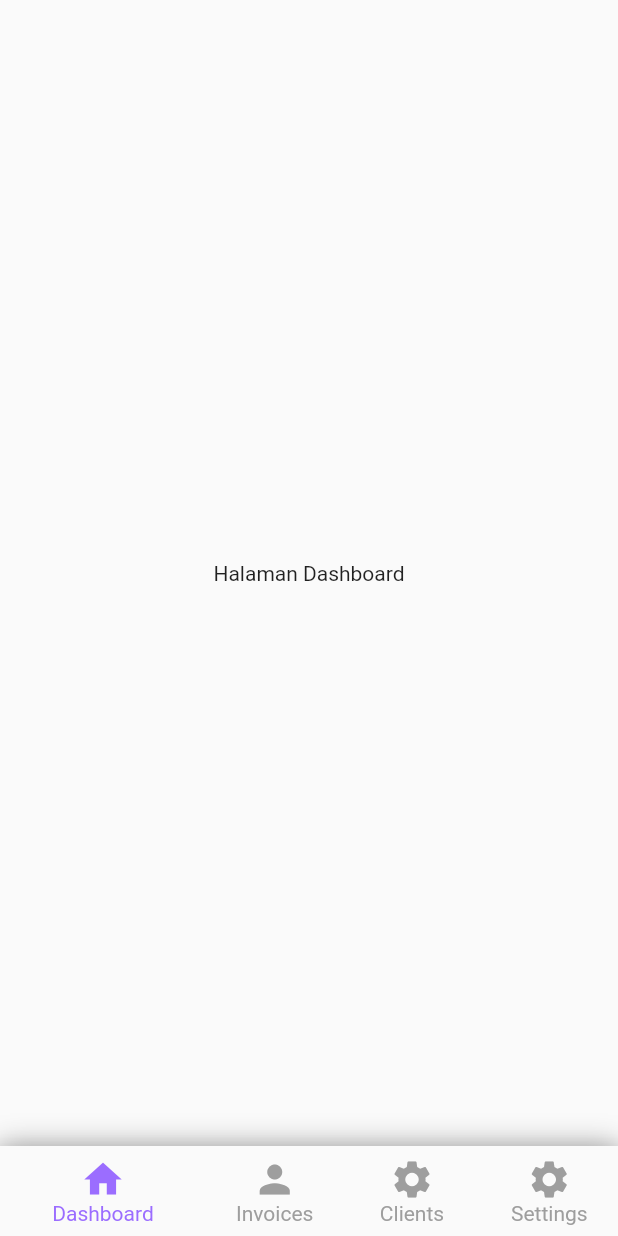
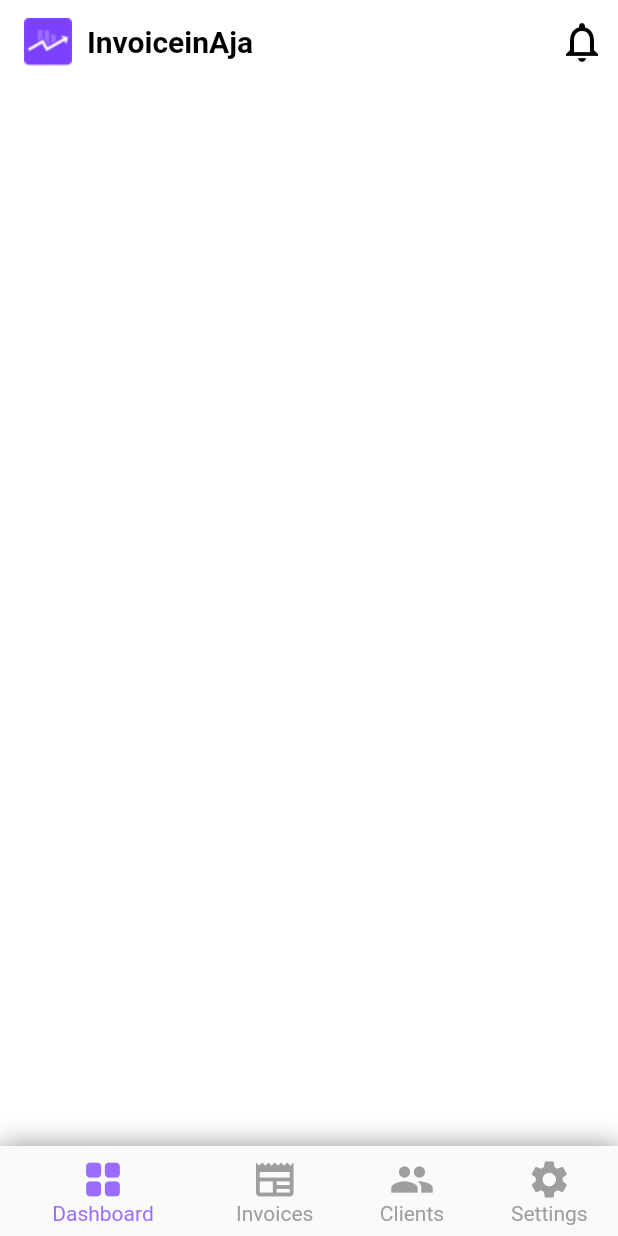
Before and after one commit to Capstone-Project-Alta-KM2/invoiceinaja-frontend-flutter, a Flutter app: the HomepageScreen screen opened directly, on a phone screen of 412 x 824 dp. Run offline on Flutter 3.47's test engine with Material 2 defaults, Android fonts, the phone set to English and light mode, and no system bars.

Commit message:
update halaman

```diff
--- a/invoiceinaja/lib/screen/dashboard/dashboard_screen.dart
+++ b/invoiceinaja/lib/screen/dashboard/dashboard_screen.dart
@@ -1,13 +1,61 @@
 import 'package:flutter/material.dart';
+import 'package:flutter/services.dart';
 
 class DashboardScreen extends StatelessWidget {
   const DashboardScreen({Key? key}) : super(key: key);
 
   @override
   Widget build(BuildContext context) {
-    return const Scaffold(
-      body: Center(
-        child: Text('Halaman Dashboard'),
+    return Scaffold(
+      backgroundColor: Colors.white,
+      appBar: AppBar(
+        backgroundColor: Colors.white,
+        elevation: 0,
+        systemOverlayStyle: const SystemUiOverlayStyle(
+          statusBarColor: Colors.white,
+          statusBarIconBrightness: Brightness.dark,
+        ),
+        centerTitle: false,
+        leadingWidth: 0,
+        title: Row(
+          mainAxisAlignment: MainAxisAlignment.start,
+          children: [
+            Container(
+              width: 32,
+              height: 32,
+              margin: EdgeInsets.only(right: 10),
+              decoration: const BoxDecoration(
+                image: DecorationImage(
+                  image: AssetImage(
+                    'assets/images/logo-invoiceinaja.png',
+                  ),
+                ),
+              ),
+            ),
+            const Text(
+              'InvoiceinAja',
+              style: TextStyle(
+                color: Colors.black,
+                fontWeight: FontWeight.bold,
+              ),
+            ),
+          ],
+        ),
+        actions: [
+          IconButton(
+            onPressed: () {},
+            icon: const Icon(
+              Icons.notifications_outlined,
+              color: Colors.black,
+              size: 32,
+            ),
+          ),
+        ],
+      ),
+      body: SafeArea(
+        child: ListView(
+          children: const [],
+        ),
       ),
     );
   }
--- a/invoiceinaja/lib/screen/homepage/homepage_screen.dart
+++ b/invoiceinaja/lib/screen/homepage/homepage_screen.dart
@@ -1,5 +1,4 @@
 import 'package:flutter/material.dart';
-import 'package:flutter/services.dart';
 import 'package:invoiceinaja/screen/clients/clients_screen.dart';
 import 'package:invoiceinaja/screen/dashboard/dashboard_screen.dart';
 import 'package:invoiceinaja/screen/invoices/invoices_screen.dart';
@@ -58,15 +57,15 @@ class _HomepageScreenState extends State<HomepageScreen> {
           },
           items: const [
             BottomNavigationBarItem(
-              icon: Icon(Icons.home),
+              icon: Icon(Icons.grid_view_rounded),
               label: "Dashboard",
             ),
             BottomNavigationBarItem(
-              icon: Icon(Icons.person),
+              icon: Icon(Icons.newspaper),
               label: "Invoices",
             ),
             BottomNavigationBarItem(
-              icon: Icon(Icons.settings),
+              icon: Icon(Icons.people),
               label: "Clients",
             ),
             BottomNavigationBarItem(
--- a/invoiceinaja/pubspec.yaml
+++ b/invoiceinaja/pubspec.yaml
@@ -34,6 +34,7 @@ dependencies:
   # The following adds the Cupertino Icons font to your application.
   # Use with the CupertinoIcons class for iOS style icons.
   cupertino_icons: ^1.0.2
+  flutter_svg: ^1.1.0
 
 dev_dependencies:
   flutter_test:
```
Also changed, not shown: invoiceinaja/lib/screen/clients/clients_screen.dart (+23 -3 lines), invoiceinaja/lib/screen/invoices/invoices_screen.dart (+23 -3 lines), invoiceinaja/lib/screen/settings/settings_screen.dart (+23 -3 lines), invoiceinaja/assets/images/logo-invoiceinaja.png (added), invoiceinaja/pubspec.lock.
